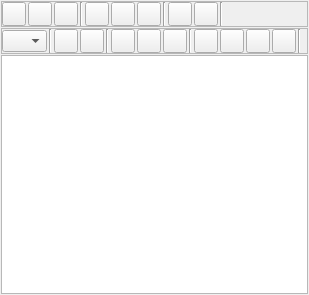
Qt form lib/qt/ui/textEditorWidget.ui (snaress/bank) before a commit.
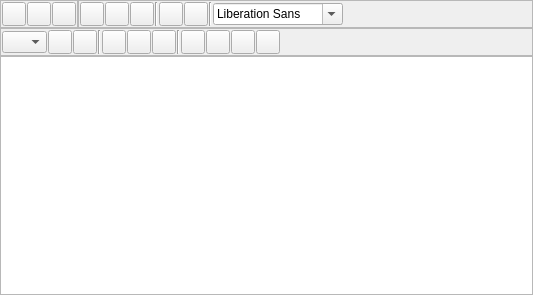
The same form after that commit.

Commit message: lib.qt.textEditor: Add font family option

Diff of the .ui file:
```diff
--- a/lib/qt/ui/textEditorWidget.ui
+++ b/lib/qt/ui/textEditorWidget.ui
@@ -6,7 +6,7 @@
    <rect>
     <x>0</x>
     <y>0</y>
-    <width>309</width>
+    <width>533</width>
     <height>295</height>
    </rect>
   </property>
@@ -15,18 +15,11 @@
   </property>
   <layout class="QGridLayout" name="gridLayout">
    <property name="margin">
-    <number>1</number>
+    <number>0</number>
    </property>
    <property name="spacing">
-    <number>1</number>
+    <number>0</number>
    </property>
-   <item row="2" column="0">
-    <widget class="QTextEdit" name="teText">
-     <property name="tabStopWidth">
-      <number>10</number>
-     </property>
-    </widget>
-   </item>
    <item row="0" column="0">
     <widget class="QFrame" name="qfFileBtns">
      <property name="frameShape">
@@ -34,10 +27,10 @@
      </property>
      <layout class="QHBoxLayout" name="hlFileBtns">
       <property name="spacing">
-       <number>2</number>
+       <number>1</number>
       </property>
       <property name="margin">
-       <number>0</number>
+       <number>1</number>
       </property>
       <item>
        <widget class="QPushButton" name="bClearText">
@@ -96,13 +89,21 @@
         </property>
        </widget>
       </item>
-      <item>
-       <widget class="Line" name="line_7">
-        <property name="orientation">
-         <enum>Qt::Vertical</enum>
-        </property>
-       </widget>
-      </item>
+     </layout>
+    </widget>
+   </item>
+   <item row="0" column="1">
+    <widget class="QFrame" name="flEdit">
+     <property name="frameShape">
+      <enum>QFrame::StyledPanel</enum>
+     </property>
+     <layout class="QHBoxLayout" name="hlEdit">
+      <property name="spacing">
+       <number>1</number>
+      </property>
+      <property name="margin">
+       <number>1</number>
+      </property>
       <item>
        <widget class="QPushButton" name="bTextCopy">
         <property name="minimumSize">
@@ -161,7 +162,7 @@
        </widget>
       </item>
       <item>
-       <widget class="Line" name="line">
+       <widget class="Line" name="line_6">
         <property name="orientation">
          <enum>Qt::Vertical</enum>
         </property>
@@ -206,12 +207,28 @@
        </widget>
       </item>
       <item>
-       <widget class="Line" name="line_2">
+       <widget class="Line" name="line">
         <property name="orientation">
          <enum>Qt::Vertical</enum>
         </property>
        </widget>
       </item>
+      <item>
+       <widget class="QFontComboBox" name="cbFontStyle">
+        <property name="minimumSize">
+         <size>
+          <width>130</width>
+          <height>0</height>
+         </size>
+        </property>
+        <property name="maximumSize">
+         <size>
+          <width>130</width>
+          <height>16777215</height>
+         </size>
+        </property>
+       </widget>
+      </item>
       <item>
        <spacer name="horizontalSpacer">
         <property name="orientation">
@@ -228,17 +245,17 @@
      </layout>
     </widget>
    </item>
-   <item row="1" column="0">
-    <widget class="QFrame" name="qfTextBtns">
+   <item row="1" column="0" colspan="2">
+    <widget class="QFrame" name="flSyntaxe">
      <property name="frameShape">
       <enum>QFrame::StyledPanel</enum>
      </property>
      <layout class="QHBoxLayout" name="hfTextBtns">
       <property name="spacing">
-       <number>2</number>
+       <number>1</number>
       </property>
       <property name="margin">
-       <number>0</number>
+       <number>1</number>
       </property>
       <item>
        <widget class="QComboBox" name="cbFontSize">
@@ -256,13 +273,6 @@
         </property>
        </widget>
       </item>
-      <item>
-       <widget class="Line" name="line_3">
-        <property name="orientation">
-         <enum>Qt::Vertical</enum>
-        </property>
-       </widget>
-      </item>
       <item>
        <widget class="QPushButton" name="bFontColor">
         <property name="minimumSize">
@@ -366,7 +376,7 @@
        </widget>
       </item>
       <item>
-       <widget class="Line" name="line_6">
+       <widget class="Line" name="line_9">
         <property name="orientation">
          <enum>Qt::Vertical</enum>
         </property>
@@ -448,13 +458,6 @@
         </property>
        </widget>
       </item>
-      <item>
-       <widget class="Line" name="line_5">
-        <property name="orientation">
-         <enum>Qt::Vertical</enum>
-        </property>
-       </widget>
-      </item>
       <item>
        <spacer name="horizontalSpacer_2">
         <property name="orientation">
@@ -471,6 +474,13 @@
      </layout>
     </widget>
    </item>
+   <item row="2" column="0" colspan="2">
+    <widget class="QTextEdit" name="teText">
+     <property name="tabStopWidth">
+      <number>10</number>
+     </property>
+    </widget>
+   </item>
   </layout>
  </widget>
  <resources/>
```
Left out of the diff: 8 changed lines with no effect on the pictures. The commit also changes 2 other files.
